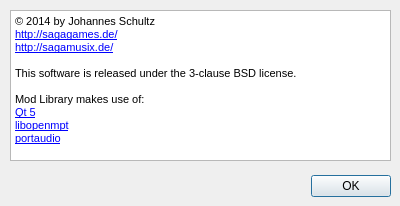
Before: the Qt Designer form Mod Library/about.ui in sagamusix/ModLibrary, drawn with Qt 5.
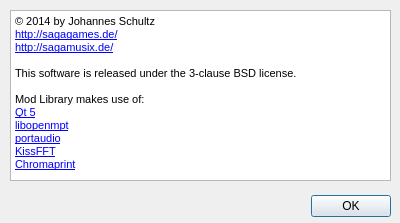
After: the same form once the commit is applied.

```diff
--- a/Mod Library/about.ui
+++ b/Mod Library/about.ui
@@ -7,7 +7,7 @@
     <x>0</x>
     <y>0</y>
     <width>400</width>
-    <height>206</height>
+    <height>223</height>
    </rect>
   </property>
   <property name="windowTitle">
@@ -17,7 +17,7 @@
    <property name="geometry">
     <rect>
      <x>50</x>
-     <y>170</y>
+     <y>190</y>
      <width>341</width>
      <height>32</height>
     </rect>
@@ -35,7 +35,7 @@
      <x>10</x>
      <y>10</y>
      <width>381</width>
-     <height>151</height>
+     <height>171</height>
     </rect>
    </property>
    <property name="html">
@@ -51,7 +51,9 @@
 &lt;p style=&quot;-qt-paragraph-type:empty; margin-top:0px; margin-bottom:0px; margin-left:0px; margin-right:0px; -qt-block-indent:0; text-indent:0px; font-size:8pt;&quot;&gt;&lt;br /&gt;&lt;/p&gt;
 &lt;p style=&quot; margin-top:0px; margin-bottom:0px; margin-left:0px; margin-right:0px; -qt-block-indent:0; text-indent:0px;&quot;&gt;&lt;span style=&quot; font-size:8pt;&quot;&gt;Mod Library makes use of:&lt;br /&gt;&lt;/span&gt;&lt;a href=&quot;http://qt-project.org/&quot;&gt;&lt;span style=&quot; font-size:8pt; text-decoration: underline; color:#0000ff;&quot;&gt;Qt 5&lt;/span&gt;&lt;/a&gt;&lt;/p&gt;
 &lt;p style=&quot; margin-top:0px; margin-bottom:0px; margin-left:0px; margin-right:0px; -qt-block-indent:0; text-indent:0px;&quot;&gt;&lt;a href=&quot;http://lib.openmpt.org/&quot;&gt;&lt;span style=&quot; font-size:8pt; text-decoration: underline; color:#0000ff;&quot;&gt;libopenmpt&lt;/span&gt;&lt;/a&gt;&lt;/p&gt;
-&lt;p style=&quot; margin-top:0px; margin-bottom:0px; margin-left:0px; margin-right:0px; -qt-block-indent:0; text-indent:0px;&quot;&gt;&lt;a href=&quot;http://portaudio.com/&quot;&gt;&lt;span style=&quot; font-size:8pt; text-decoration: underline; color:#0000ff;&quot;&gt;portaudio&lt;/span&gt;&lt;/a&gt;&lt;/p&gt;&lt;/body&gt;&lt;/html&gt;</string>
+&lt;p style=&quot; margin-top:0px; margin-bottom:0px; margin-left:0px; margin-right:0px; -qt-block-indent:0; text-indent:0px;&quot;&gt;&lt;a href=&quot;http://portaudio.com/&quot;&gt;&lt;span style=&quot; font-size:8pt; text-decoration: underline; color:#0000ff;&quot;&gt;portaudio&lt;/span&gt;&lt;/a&gt;&lt;/p&gt;
+&lt;p style=&quot; margin-top:0px; margin-bottom:0px; margin-left:0px; margin-right:0px; -qt-block-indent:0; text-indent:0px;&quot;&gt;&lt;a href=&quot;https://sourceforge.net/projects/kissfft&quot;&gt;&lt;span style=&quot; font-size:8pt; text-decoration: underline; color:#0000ff;&quot;&gt;KissFFT&lt;/span&gt;&lt;/a&gt;&lt;/p&gt;
+&lt;p style=&quot; margin-top:0px; margin-bottom:0px; margin-left:0px; margin-right:0px; -qt-block-indent:0; text-indent:0px;&quot;&gt;&lt;a href=&quot;http://acoustid.org/chromaprint&quot;&gt;&lt;span style=&quot; font-size:8pt; text-decoration: underline; color:#0000ff;&quot;&gt;Chromaprint&lt;/span&gt;&lt;/a&gt;&lt;/p&gt;&lt;/body&gt;&lt;/html&gt;</string>
    </property>
    <property name="openExternalLinks">
     <bool>true</bool>
```
